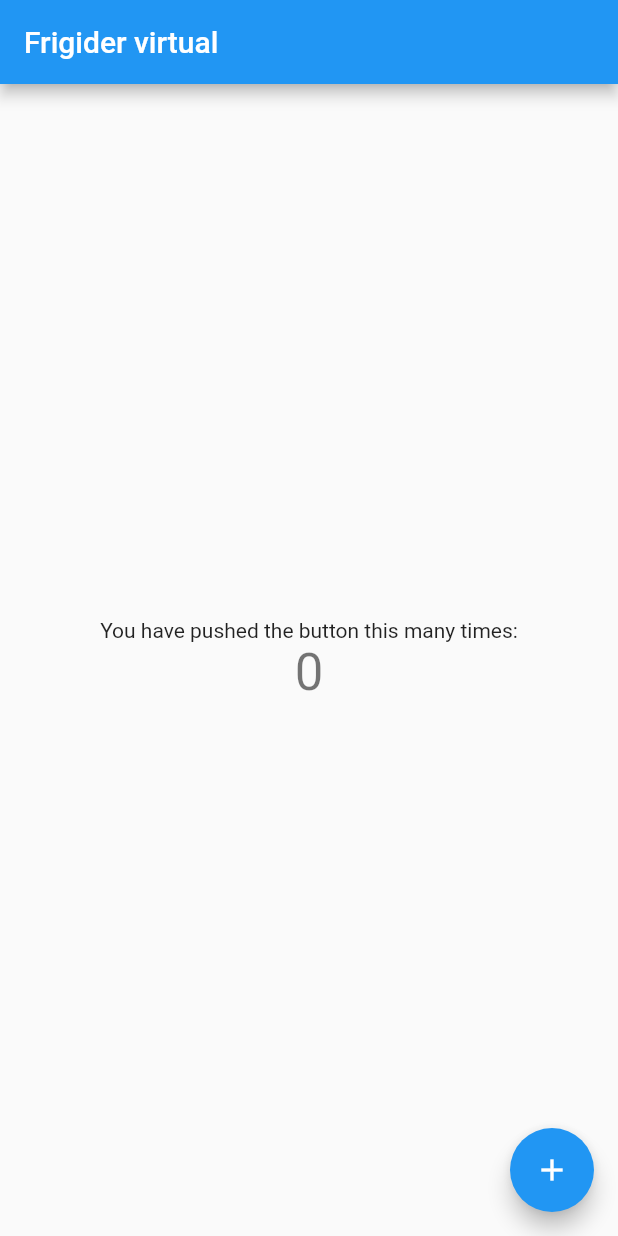
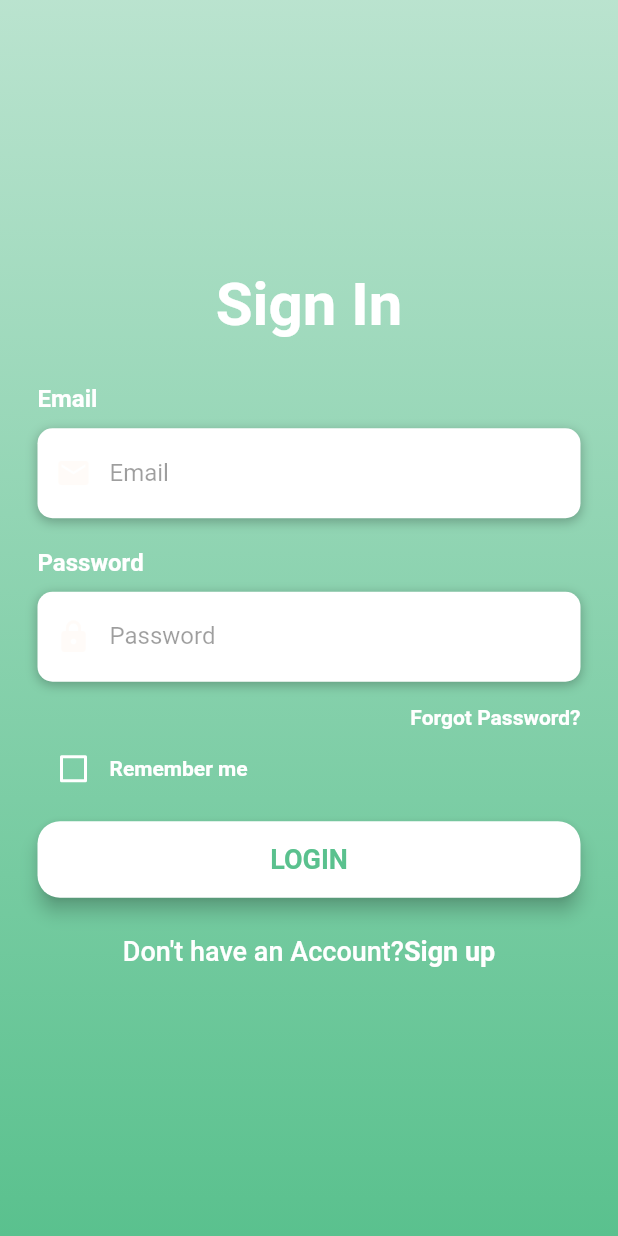
Before and after one commit to SolomonFlavius/FrigiderVirtual, a Flutter app: the screen it shows after launch, on a phone screen of 412 x 824 dp. Run offline on Flutter 3.47's test engine with Material 2 defaults, Android fonts, the phone set to English and light mode, and no system bars; our stand-ins replace cloud_firestore; accounts and stored records are empty.

Commit message:
UI ptr AUTH

```diff
--- /dev/null
+++ b/lib/auth.dart
@@ -0,0 +1,210 @@
+// ignore_for_file: prefer_const_constructors, deprecated_member_use
+import 'package:flutter/material.dart';
+import 'package:flutter/services.dart';
+
+class Auth extends StatefulWidget {
+  @override
+  _AuthState createState() => _AuthState();
+}
+
+class _AuthState extends State<Auth> {
+  bool isRememberMe = false;
+
+  Widget buildEmail() {
+    return Column(
+      crossAxisAlignment: CrossAxisAlignment.start,
+      children: <Widget>[
+        Text(
+          'Email',
+          style: TextStyle(
+              color: Colors.white, fontSize: 16, fontWeight: FontWeight.bold),
+        ),
+        SizedBox(height: 10),
+        Container(
+          alignment: Alignment.centerLeft,
+          decoration: BoxDecoration(
+              color: Colors.white,
+              borderRadius: BorderRadius.circular(10),
+              boxShadow: [
+                BoxShadow(
+                    color: Colors.black26, blurRadius: 6, offset: Offset(0, 2))
+              ]),
+          height: 60,
+          child: TextField(
+            keyboardType: TextInputType.emailAddress,
+            style: TextStyle(color: Colors.black87),
+            decoration: InputDecoration(
+                border: InputBorder.none,
+                contentPadding: EdgeInsets.only(top: 14),
+                prefixIcon: Icon(Icons.email, color: Color(0xffac18e)),
+                hintText: 'Email',
+                hintStyle: TextStyle(color: Colors.black38)),
+          ),
+        )
+      ],
+    );
+  }
+
+  Widget buildPassword() {
+    return Column(
+      crossAxisAlignment: CrossAxisAlignment.start,
+      children: <Widget>[
+        Text(
+          'Password',
+          style: TextStyle(
+              color: Colors.white, fontSize: 16, fontWeight: FontWeight.bold),
+        ),
+        SizedBox(height: 10),
+        Container(
+          alignment: Alignment.centerLeft,
+          decoration: BoxDecoration(
+              color: Colors.white,
+              borderRadius: BorderRadius.circular(10),
+              boxShadow: [
+                BoxShadow(
+                    color: Colors.black26, blurRadius: 6, offset: Offset(0, 2))
+              ]),
+          height: 60,
+          child: TextField(
+            obscureText: true,
+            style: TextStyle(color: Colors.black87),
+            decoration: InputDecoration(
+                border: InputBorder.none,
+                contentPadding: EdgeInsets.only(top: 14),
+                prefixIcon: Icon(Icons.lock, color: Color(0xffac18e)),
+                hintText: 'Password',
+                hintStyle: TextStyle(color: Colors.black38)),
+          ),
+        )
+      ],
+    );
+  }
+
+  Widget buildForgotPasswordButton() {
+    return Container(
+        alignment: Alignment.centerRight,
+        child: FlatButton(
+          onPressed: () => print("Forgot Password pressed"),
+          padding: EdgeInsets.only(right: 0),
+          child: Text('Forgot Password?',
+              style:
+                  TextStyle(color: Colors.white, fontWeight: FontWeight.bold)),
+        ));
+  }
+
+  Widget BuildRemember() {
+    return Container(
+      height: 20,
+      child: Row(
+        children: <Widget>[
+          Theme(
+            data: ThemeData(unselectedWidgetColor: Colors.white),
+            child: Checkbox(
+              value: isRememberMe,
+              checkColor: Colors.green,
+              activeColor: Colors.white,
+              onChanged: (value) {
+                setState(() {
+                  isRememberMe = value!;
+                });
+              },
+            ),
+          ),
+          Text('Remember me',
+              style:
+                  TextStyle(color: Colors.white, fontWeight: FontWeight.bold))
+        ],
+      ),
+    );
+  }
+
+  Widget buildLogin() {
+    return Container(
+      padding: EdgeInsets.symmetric(vertical: 25),
+      width: double.infinity,
+      child: RaisedButton(
+        elevation: 5,
+        onPressed: () => print('Login Pressed'),
+        padding: EdgeInsets.all(15),
+        shape: RoundedRectangleBorder(borderRadius: BorderRadius.circular(15)),
+        color: Colors.white,
+        child: Text(
+          'LOGIN',
+          style: TextStyle(
+              color: Color(0xff5ac18e),
+              fontSize: 18,
+              fontWeight: FontWeight.bold),
+        ),
+      ),
+    );
+  }
+
+  Widget buildSignUp() {
+    return GestureDetector(
+      onTap: () => print("Sign up pressed"),
+      child: RichText(
+          text: TextSpan(children: [
+        TextSpan(
+            text: 'Don\'t have an Account?',
+            style: TextStyle(
+                color: Colors.white,
+                fontSize: 18,
+                fontWeight: FontWeight.w500)),
+        TextSpan(
+            text: 'Sign up',
+            style: TextStyle(
+                color: Colors.white, fontSize: 18, fontWeight: FontWeight.bold))
+      ])),
+    );
+  }
+
+  @override
+  Widget build(BuildContext context) {
+    return Scaffold(
+        body: AnnotatedRegion<SystemUiOverlayStyle>(
+      value: SystemUiOverlayStyle.light,
+      child: GestureDetector(
+        child: Stack(
+          children: <Widget>[
+            Container(
+                height: double.infinity,
+                width: double.infinity,
+                decoration: BoxDecoration(
+                    gradient: LinearGradient(
+                        begin: Alignment.topCenter,
+                        end: Alignment.bottomCenter,
+                        colors: [
+                      Color(0x665ac18e),
+                      Color(0x995ac18e),
+                      Color(0xcc5ac18e),
+                      Color(0xff5ac18e),
+                    ])),
+                child: Container(
+                  padding: EdgeInsets.symmetric(horizontal: 25, vertical: 60),
+                  child: Column(
+                    mainAxisAlignment: MainAxisAlignment.center,
+                    children: <Widget>[
+                      Text(
+                        'Sign In',
+                        style: TextStyle(
+                            color: Colors.white,
+                            fontSize: 40,
+                            fontWeight: FontWeight.bold),
+                      ),
+                      SizedBox(height: 30),
+                      buildEmail(),
+                      SizedBox(height: 20),
+                      buildPassword(),
+                      buildForgotPasswordButton(),
+                      BuildRemember(),
+                      buildLogin(),
+                      buildSignUp(),
+                    ],
+                  ),
+                ))
+          ],
+        ),
+      ),
+    ));
+  }
+}
--- a/lib/main.dart
+++ b/lib/main.dart
@@ -1,5 +1,6 @@
 import 'package:cloud_firestore/cloud_firestore.dart';
 import 'package:flutter/material.dart';
+import 'package:frigider_virtual/auth.dart';
 
 void main() {
   runApp(const MyApp());
@@ -25,7 +26,7 @@ class MyApp extends StatelessWidget {
         // is not restarted.
         primarySwatch: Colors.blue,
       ),
-      home: const MyHomePage(title: 'Frigider virtual'),
+      home: Auth(),//Se schimba pentru a intra pe orice pagina
     );
   }
 }
```
